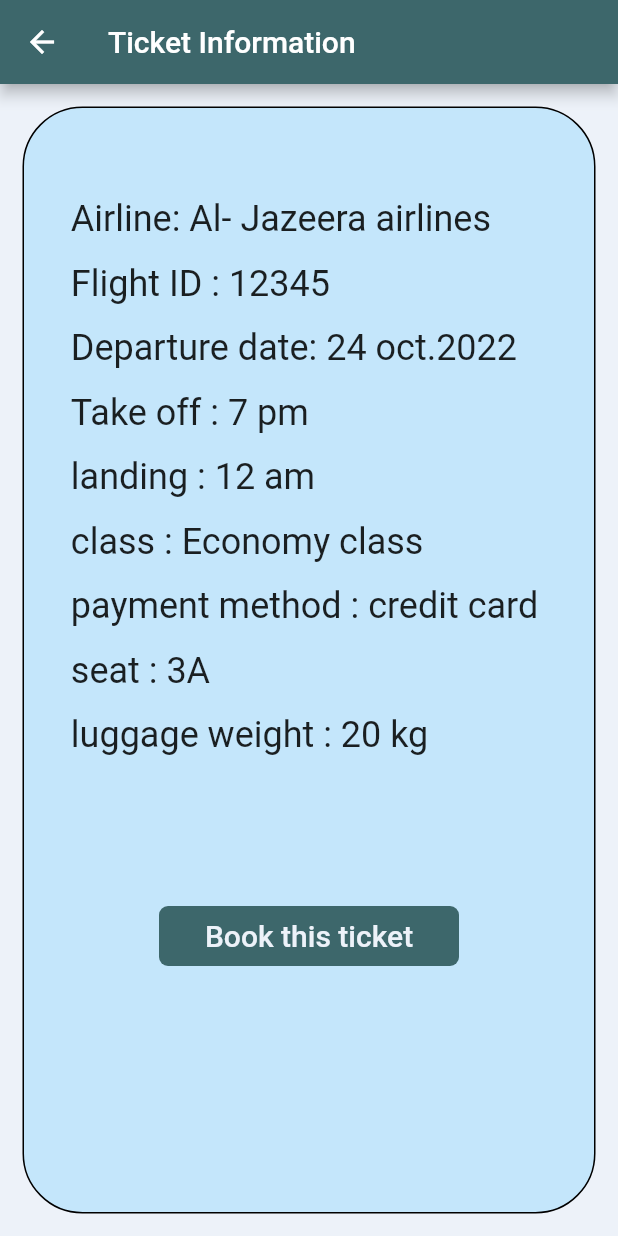
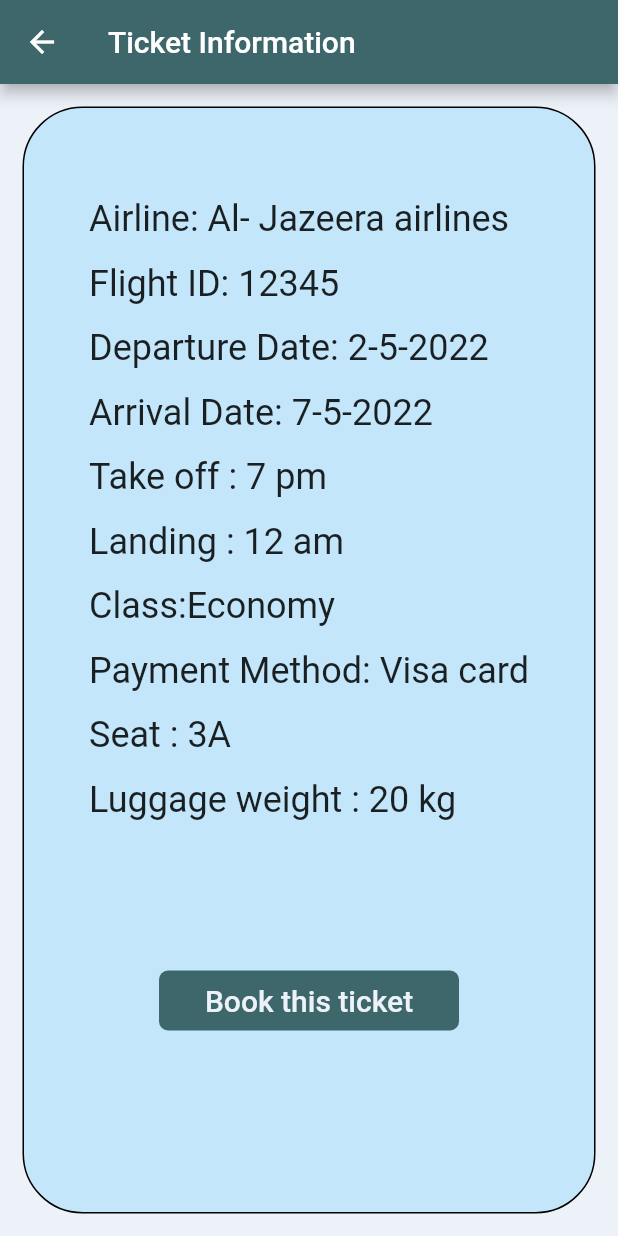
Before and after one commit to Mernamohamed44/airlineResrvation, a Flutter app: the AvailableFlight screen opened directly, after a tap on an icon or button, on a phone screen of 412 x 824 dp. Run offline on Flutter 3.47's test engine with Material 2 defaults, Android fonts, the phone set to English and light mode, and no system bars; our stand-ins replace firebase_core; accounts and stored records are empty.

Commit message:
some updates

```diff
--- a/lib/screens/ava_flight.dart
+++ b/lib/screens/ava_flight.dart
@@ -29,37 +29,93 @@ class AvailableFlight extends StatelessWidget {
                   ),
                   onTap: () {
                     Navigator.of(context).push(MaterialPageRoute(builder: (_) {
-                      return const TicketInfo();
+                      return  const TicketInfo(index: 0,);
                     }));
                   }),
               const SizedBox(
                 height: 20,
               ),
-              const AvaCard(index: 1),
+              InkWell(
+                  child: const AvaCard(
+                    index: 1,
+                  ),
+                  onTap: () {
+                    Navigator.of(context).push(MaterialPageRoute(builder: (_) {
+                      return  const TicketInfo(index: 1,);
+                    }));
+                  }),
               const SizedBox(
                 height: 20,
               ),
-              const AvaCard(index: 2),
+              InkWell(
+                  child: const AvaCard(
+                    index: 2,
+                  ),
+                  onTap: () {
+                    Navigator.of(context).push(MaterialPageRoute(builder: (_) {
+                      return  const TicketInfo(index: 2,);
+                    }));
+                  }),
               const SizedBox(
                 height: 20,
               ),
-              const AvaCard(index: 3),
+              InkWell(
+                  child: const AvaCard(
+                    index: 3,
+                  ),
+                  onTap: () {
+                    Navigator.of(context).push(MaterialPageRoute(builder: (_) {
+                      return  const TicketInfo(index: 3,);
+                    }));
+                  }),
               const SizedBox(
                 height: 20,
               ),
-              const AvaCard(index: 4),
+              InkWell(
+                  child: const AvaCard(
+                    index: 4,
+                  ),
+                  onTap: () {
+                    Navigator.of(context).push(MaterialPageRoute(builder: (_) {
+                      return  const TicketInfo(index: 4,);
+                    }));
+                  }),
               const SizedBox(
                 height: 20,
               ),
-              const AvaCard(index: 5),
+              InkWell(
+                  child: const AvaCard(
+                    index: 5,
+                  ),
+                  onTap: () {
+                    Navigator.of(context).push(MaterialPageRoute(builder: (_) {
+                      return  const TicketInfo(index: 5,);
+                    }));
+                  }),
               const SizedBox(
                 height: 20,
               ),
-              const AvaCard(index: 6),
+              InkWell(
+                  child: const AvaCard(
+                    index: 6,
+                  ),
+                  onTap: () {
+                    Navigator.of(context).push(MaterialPageRoute(builder: (_) {
+                      return  const TicketInfo(index: 6,);
+                    }));
+                  }),
               const SizedBox(
                 height: 20,
               ),
-              const AvaCard(index: 7),
+              InkWell(
+                  child: const AvaCard(
+                    index: 7,
+                  ),
+                  onTap: () {
+                    Navigator.of(context).push(MaterialPageRoute(builder: (_) {
+                      return  const TicketInfo(index: 7,);
+                    }));
+                  }),
             ],
           ),
         ),
--- a/lib/screens/ticket_info.dart
+++ b/lib/screens/ticket_info.dart
@@ -1,10 +1,13 @@
 import 'package:flutter/material.dart';
 import 'package:zeft/colors.dart';
 import 'personal_info.dart';
+import 'package:zeft/flight_data.dart';
 
 // ignore: must_be_immutable
 class TicketInfo extends StatelessWidget {
-  const TicketInfo({Key? key}) : super(key: key);
+  const TicketInfo({Key? key, required this.index}) : super(key: key);
+
+  final int index;
 
   @override
   Widget build(BuildContext context) {
@@ -29,89 +32,98 @@ class TicketInfo extends StatelessWidget {
               children: [
                 Column(
                   crossAxisAlignment: CrossAxisAlignment.start,
-                  children: const [
-                    SizedBox(
+                  children:  [
+                    const SizedBox(
                       height: 40,
                     ),
-                    Text(
+                    const Text(
                       'Airline: Al- Jazeera airlines',
                       style: TextStyle(
                         fontSize: 24,
                       ),
                     ),
-                    SizedBox(
+                    const SizedBox(
                       height: 15,
                     ),
                     Text(
-                      'Flight ID : 12345',
-                      style: TextStyle(
+                      "Flight ID: "+flightData[index].id,
+                      style: const TextStyle(
                         fontSize: 24,
                       ),
                     ),
-                    SizedBox(
+                    const SizedBox(
                       height: 15,
                     ),
                     Text(
-                      'Departure date: 24 oct.2022',
-                      style: TextStyle(
+                      "Departure Date: "+flightData[index].departureDate,
+                      style: const TextStyle(
                         fontSize: 24,
                       ),
                     ),
-                    SizedBox(
+                    const SizedBox(
                       height: 15,
                     ),
                     Text(
+                      "Arrival Date: "+flightData[index].arrivalDate,
+                      style: const TextStyle(
+                        fontSize: 24,
+                      ),
+                    ),
+                    const SizedBox(
+                      height: 15,
+                    ),
+                    const Text(
                       'Take off : 7 pm',
                       style: TextStyle(
                         fontSize: 24,
                       ),
                     ),
-                    SizedBox(
+                    const SizedBox(
                       height: 15,
                     ),
-                    Text(
-                      'landing : 12 am',
+                    const Text(
+                      'Landing : 12 am',
                       style: TextStyle(
                         fontSize: 24,
                       ),
                     ),
-                    SizedBox(
+                    const SizedBox(
                       height: 15,
                     ),
                     Text(
-                      'class : Economy class ',
+                      "Class:"+flightData[index].ticketClass,
+                      style: const TextStyle(
+                        fontSize: 24,
+                      ),
+                    ),
+                    const SizedBox(
+                      height: 15,
+                    ),
+                    Text(
+                      "Payment Method: "+flightData[index].paymentMethod,
+                      style: const TextStyle(
+                        fontSize: 24,
+                      ),
+                    ),
+                    const SizedBox(
+                      height: 15,
+                    ),
+                    const Text(
+                      'Seat : 3A ',
                       style: TextStyle(
                         fontSize: 24,
                       ),
                     ),
-                    SizedBox(
+                    const SizedBox(
                       height: 15,
                     ),
-                    Text(
-                      'payment method : credit card ',
+                    const Text(
+                      'Luggage weight : 20 kg ',
                       style: TextStyle(
                         fontSize: 24,
                       ),
                     ),
-                    SizedBox(
-                      height: 15,
-                    ),
-                    Text(
-                      'seat : 3A ',
-                      style: TextStyle(
-                        fontSize: 24,
-                      ),
-                    ),
-                    SizedBox(
-                      height: 15,
-                    ),
-                    Text(
-                      'luggage weight : 20 kg ',
-                      style: TextStyle(
-                        fontSize: 24,
-                      ),
-                    ),
-                    SizedBox(
+                    const SizedBox(
                       height: 50,
                     ),
                   ],
```
